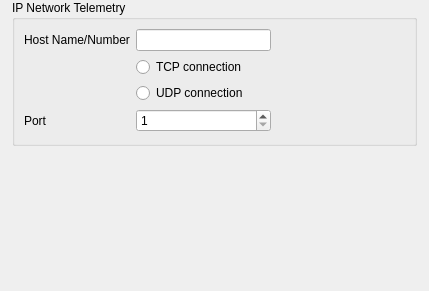
Above: ground/openpilotgcs/src/plugins/uavtalkrelay/uavtalkrelayoptionspage.ui from TauLabs/TauLabs before the change. Below: the same form after it.
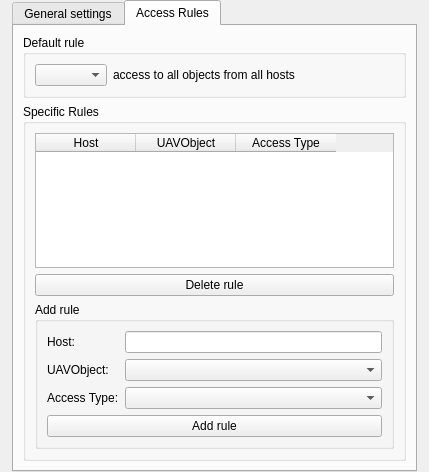
That is the form after the change. The open tabs and pages were chosen to show the change.

Commit message: GCS UAVTalk Relay - implements filtering based on sender and UAVO Fixes relaying of metadata objects.

What changed in the file:
```diff
--- a/ground/openpilotgcs/src/plugins/uavtalkrelay/uavtalkrelayoptionspage.ui
+++ b/ground/openpilotgcs/src/plugins/uavtalkrelay/uavtalkrelayoptionspage.ui
@@ -7,7 +7,7 @@
     <x>0</x>
     <y>0</y>
     <width>429</width>
-    <height>291</height>
+    <height>472</height>
    </rect>
   </property>
   <property name="windowTitle">
@@ -27,47 +27,103 @@
     <number>0</number>
    </property>
    <item>
-    <widget class="QScrollArea" name="scrollArea">
-     <property name="frameShape">
-      <enum>QFrame::NoFrame</enum>
+    <widget class="QTabWidget" name="tabWidget">
+     <property name="currentIndex">
+      <number>0</number>
      </property>
-     <property name="frameShadow">
-      <enum>QFrame::Plain</enum>
-     </property>
-     <property name="widgetResizable">
-      <bool>true</bool>
-     </property>
-     <widget class="QWidget" name="scrollAreaWidgetContents">
-      <property name="geometry">
-       <rect>
-        <x>0</x>
-        <y>0</y>
-        <width>405</width>
-        <height>144</height>
-       </rect>
-      </property>
-      <layout class="QGridLayout" name="gridLayout">
-       <property name="margin">
-        <number>0</number>
-       </property>
+     <widget class="QWidget" name="tab">
+      <attribute name="title">
+       <string>General settings</string>
+      </attribute>
+      <layout class="QGridLayout" name="gridLayout_4">
        <item row="0" column="0">
-        <widget class="QGroupBox" name="groupBox">
+        <widget class="QLabel" name="label_2">
+         <property name="text">
+          <string>Interface to listen in:</string>
+         </property>
+        </widget>
+       </item>
+       <item row="2" column="1">
+        <widget class="QSpinBox" name="ListeningPort">
+         <property name="minimum">
+          <number>1</number>
+         </property>
+         <property name="maximum">
+          <number>999999</number>
+         </property>
+        </widget>
+       </item>
+       <item row="0" column="1">
+        <widget class="QLineEdit" name="ListeningInterface"/>
+       </item>
+       <item row="0" column="2">
+        <spacer name="horizontalSpacer">
+         <property name="orientation">
+          <enum>Qt::Horizontal</enum>
+         </property>
+         <property name="sizeHint" stdset="0">
+          <size>
+           <width>40</width>
+           <height>20</height>
+          </size>
+         </property>
+        </spacer>
+       </item>
+       <item row="2" column="0">
+        <widget class="QLabel" name="label_3">
+         <property name="text">
+          <string>Port:</string>
+         </property>
+        </widget>
+       </item>
+       <item row="1" column="0">
+        <widget class="QLabel" name="label">
+         <property name="text">
+          <string>(Leave blank for first non localhost interface)</string>
+         </property>
+         <property name="alignment">
+          <set>Qt::AlignLeading|Qt::AlignLeft|Qt::AlignTop</set>
+         </property>
+        </widget>
+       </item>
+       <item row="3" column="0">
+        <spacer name="verticalSpacer">
+         <property name="orientation">
+          <enum>Qt::Vertical</enum>
+         </property>
+         <property name="sizeHint" stdset="0">
+          <size>
+           <width>20</width>
+           <height>40</height>
+          </size>
+         </property>
+        </spacer>
+       </item>
+      </layout>
+     </widget>
+     <widget class="QWidget" name="tab_2">
+      <attribute name="title">
+       <string>Access Rules</string>
+      </attribute>
+      <layout class="QGridLayout" name="gridLayout_5">
+       <item row="0" column="0">
+        <widget class="QGroupBox" name="groupBox_2">
          <property name="title">
-          <string>IP Network Telemetry</string>
+          <string>Default rule</string>
          </property>
-         <layout class="QGridLayout" name="gridLayout_2">
-          <item row="0" column="0">
-           <widget class="QLabel" name="label_2">
+         <layout class="QGridLayout" name="gridLayout_3">
+          <item row="1" column="1">
+           <widget class="QLabel" name="label_4">
             <property name="text">
-             <string>Host Name/Number</string>
+             <string>access to all objects from all hosts</string>
             </property>
            </widget>
           </item>
-          <item row="0" column="1">
-           <widget class="QLineEdit" name="IpAdress"/>
+          <item row="1" column="0">
+           <widget class="QComboBox" name="cbDefaultAccess"/>
           </item>
-          <item row="0" column="2">
-           <spacer name="horizontalSpacer">
+          <item row="1" column="2">
+           <spacer name="horizontalSpacer_2">
             <property name="orientation">
              <enum>Qt::Horizontal</enum>
             </property>
@@ -79,35 +135,85 @@
             </property>
            </spacer>
           </item>
-          <item row="1" column="1">
-           <widget class="QRadioButton" name="UseTCP">
+         </layout>
+        </widget>
+       </item>
+       <item row="1" column="0">
+        <widget class="QGroupBox" name="groupBox">
+         <property name="title">
+          <string>Specific Rules</string>
+         </property>
+         <layout class="QGridLayout" name="gridLayout">
+          <item row="1" column="0">
+           <widget class="QPushButton" name="pbDeleteRule">
             <property name="text">
-             <string>TCP connection</string>
+             <string>Delete rule</string>
             </property>
            </widget>
           </item>
-          <item row="2" column="1">
-           <widget class="QRadioButton" name="UseUDP">
-            <property name="text">
-             <string>UDP connection</string>
-            </property>
+          <item row="0" column="0">
+           <widget class="QTableWidget" name="twRules">
+            <column>
+             <property name="text">
+              <string>Host</string>
+             </property>
+            </column>
+            <column>
+             <property name="text">
+              <string>UAVObject</string>
+             </property>
+            </column>
+            <column>
+             <property name="text">
+              <string>Access Type</string>
+             </property>
+            </column>
            </widget>
           </item>
-          <item row="3" column="0">
-           <widget class="QLabel" name="label_3">
-            <property name="text">
-             <string>Port</string>
+          <item row="2" column="0">
+           <widget class="QGroupBox" name="groupBox_3">
+            <property name="title">
+             <string>Add rule</string>
             </property>
-           </widget>
-          </item>
-          <item row="3" column="1">
-           <widget class="QSpinBox" name="Port">
-            <property name="minimum">
-             <number>1</number>
-            </property>
-            <property name="maximum">
-             <number>999999</number>
-            </property>
+            <layout class="QGridLayout" name="gridLayout_2">
+             <item row="1" column="0">
+              <widget class="QLabel" name="label_6">
+               <property name="text">
+                <string>UAVObject:</string>
+               </property>
+              </widget>
+             </item>
+             <item row="0" column="0">
+              <widget class="QLabel" name="label_5">
+               <property name="text">
+                <string>Host:</string>
+               </property>
+              </widget>
+             </item>
+             <item row="2" column="0">
+              <widget class="QLabel" name="label_7">
+               <property name="text">
+                <string>Access Type:</string>
+               </property>
+              </widget>
+             </item>
+             <item row="1" column="1">
+              <widget class="QComboBox" name="cbAddRuleUAVO"/>
+             </item>
+             <item row="0" column="1">
+              <widget class="QLineEdit" name="leAddRuleHost"/>
+             </item>
+             <item row="2" column="1">
+              <widget class="QComboBox" name="cbAddRuleAccessType"/>
+             </item>
+             <item row="3" column="0" colspan="2">
+              <widget class="QPushButton" name="pbAddRule">
+               <property name="text">
+                <string>Add rule</string>
+               </property>
+              </widget>
+             </item>
+            </layout>
            </widget>
           </item>
          </layout>
@@ -117,19 +223,6 @@
      </widget>
     </widget>
    </item>
-   <item>
-    <spacer name="verticalSpacer">
-     <property name="orientation">
-      <enum>Qt::Vertical</enum>
-     </property>
-     <property name="sizeHint" stdset="0">
-      <size>
-       <width>20</width>
-       <height>40</height>
-      </size>
-     </property>
-    </spacer>
-   </item>
   </layout>
  </widget>
  <resources/>
```
The commit also changes 10 other files.
